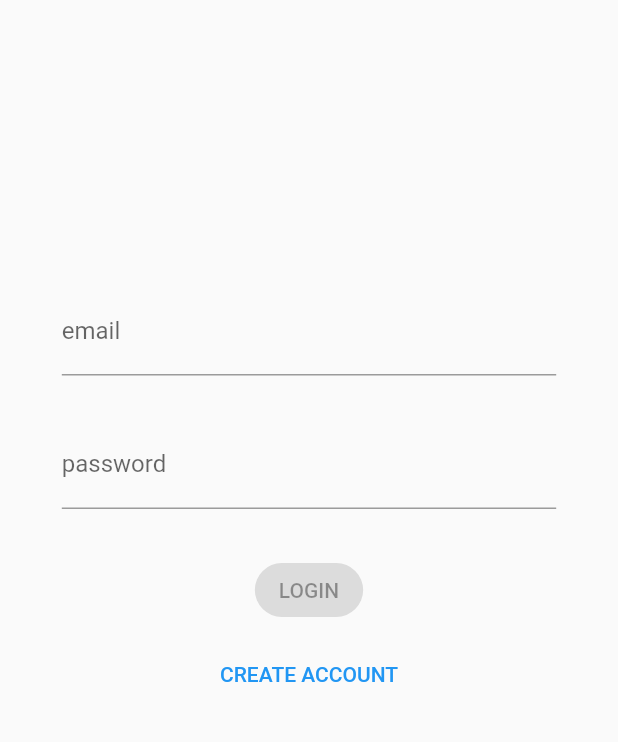
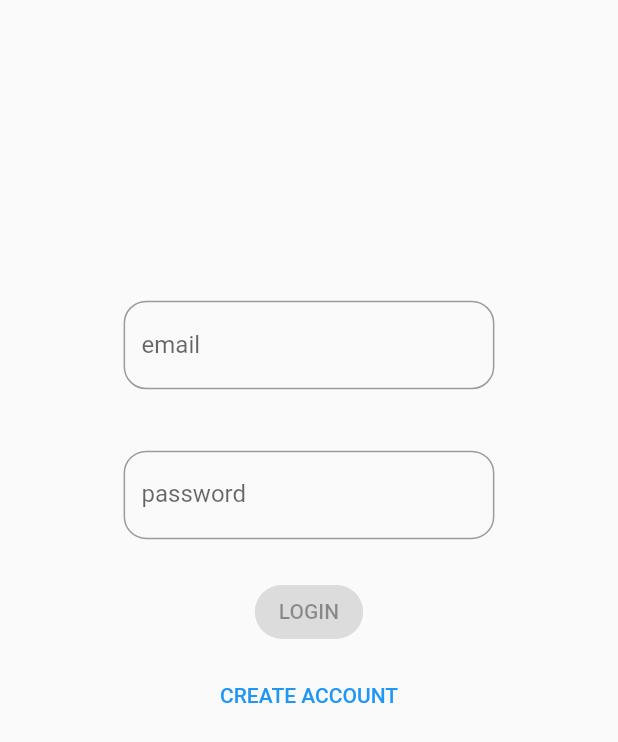
Before and after one commit to materoy/Siemens-hackathon-safety-marker, a Flutter app: the screen it shows after launch, on a phone screen of 412 x 824 dp. Shown: the top 742 px of the screen. Run offline on Flutter 3.47's test engine with Material 2 defaults, Android fonts, the phone set to English and light mode, and no system bars; our stand-ins replace bloc, cloud_firestore, equatable, firebase_auth, firebase_core, firebase_messaging and 7 more; accounts and stored records are empty; generated files the repository leaves out were written again.

```diff
--- a/lib/app/modules/alert/view/alert_details_page.dart
+++ b/lib/app/modules/alert/view/alert_details_page.dart
@@ -6,10 +6,9 @@ import 'package:flutter_bloc/flutter_bloc.dart';
 import 'package:image_picker/image_picker.dart';
 import 'package:siemens_hackathon_safety_marker/app/global/app_bloc/app_bloc.dart';
 import 'package:siemens_hackathon_safety_marker/app/global/util/size_config.dart';
+import 'package:siemens_hackathon_safety_marker/app/modules/alert/alert.dart';
 import 'package:siemens_hackathon_safety_marker/app/modules/alert/bloc/alert_bloc.dart';
 import 'package:siemens_hackathon_safety_marker/app/routes/app_pages.dart';
-
-import '../alert.dart';
 
 class AlertDetailsPage extends StatefulWidget {
   const AlertDetailsPage({Key? key}) : super(key: key);
--- a/lib/app/modules/home/view/home_page.dart
+++ b/lib/app/modules/home/view/home_page.dart
@@ -100,7 +100,7 @@ class DisasterCard extends StatelessWidget {
         contentPadding: const EdgeInsets.symmetric(vertical: 5, horizontal: 5),
         isThreeLine: true,
         shape: RoundedRectangleBorder(borderRadius: BorderRadius.circular(20)),
-        leading: alert.images != null
+        leading: alert.images != null && alert.images!.isNotEmpty
             ? Container(
                 height: double.infinity,
                 width: SizeConfig.unitWidth * 15,
--- a/lib/app/modules/login/view/login_page.dart
+++ b/lib/app/modules/login/view/login_page.dart
@@ -1,9 +1,9 @@
 import 'package:authentication/authentication.dart';
 import 'package:flutter/material.dart';
 import 'package:flutter_bloc/flutter_bloc.dart';
+import 'package:formz/formz.dart';
 import 'package:siemens_hackathon_safety_marker/app/global/global.dart';
 import 'package:siemens_hackathon_safety_marker/app/modules/login/cubit/login_cubit.dart';
-import 'package:formz/formz.dart';
 import 'package:siemens_hackathon_safety_marker/app/routes/app_pages.dart';
 
 class LoginPage extends StatelessWidget {
@@ -35,12 +35,11 @@ class LoginForm extends StatelessWidget {
           // context.read<AppBloc>().add(AppUserChanged());
         }
       },
+      child: Padding(
+        padding: EdgeInsets.symmetric(horizontal: SizeConfig.unitWidth * 20),
         child: Align(
           alignment: const Alignment(0, -1 / 3),
           child: SingleChildScrollView(
-          child: Padding(
-            padding:
-                EdgeInsets.symmetric(horizontal: SizeConfig.unitWidth * 10),
             child: Column(
               mainAxisSize: MainAxisSize.min,
               children: [
@@ -69,14 +68,12 @@ class _EmailInput extends StatelessWidget {
     return BlocBuilder<LoginCubit, LoginState>(
       buildWhen: (previous, current) => previous.email != current.email,
       builder: (context, state) {
-        return TextField(
+        return FormTextField(
           key: const Key('loginForm_emailInput_textField'),
           onChanged: (email) => context.read<LoginCubit>().emailChanged(email),
           keyboardType: TextInputType.emailAddress,
-          decoration: InputDecoration(
           labelText: 'email',
-              helperText: '',
-              errorText: state.email.invalid ? 'invalid email' : null),
+          errorText: state.email.invalid ? 'invalid email' : null,
         );
       },
     );
@@ -89,18 +86,53 @@ class _PasswordInput extends StatelessWidget {
     return BlocBuilder<LoginCubit, LoginState>(
       buildWhen: (previous, current) => previous.password != current.password,
       builder: (context, state) {
-        return TextField(
+        return FormTextField(
           key: const Key('loginForm_passwordInput_textField'),
           onChanged: (password) =>
               context.read<LoginCubit>().passwordChanged(password),
+          keyboardType: TextInputType.visiblePassword,
           obscureText: true,
-          decoration: InputDecoration(
           labelText: 'password',
-            helperText: '',
           errorText: state.password.invalid ? 'invalid password' : null,
-          ),
         );
       },
+    );
+  }
+}
+
+class FormTextField extends StatelessWidget {
+  const FormTextField({
+    Key? key,
+    this.textFieldKey,
+    required this.onChanged,
+    required this.keyboardType,
+    required this.labelText,
+    this.errorText,
+    this.obscureText,
+  }) : super(key: key);
+
+  final Key? textFieldKey;
+  final Function(String) onChanged;
+  final TextInputType keyboardType;
+  final String labelText;
+  final String? errorText;
+  final bool? obscureText;
+
+  @override
+  Widget build(BuildContext context) {
+    return Padding(
+      padding: EdgeInsets.symmetric(vertical: SizeConfig.unitHeight * 2),
+      child: TextFormField(
+        key: key,
+        onChanged: onChanged,
+        obscureText: obscureText ?? false,
+        keyboardType: keyboardType,
+        decoration: InputDecoration(
+          border: OutlineInputBorder(borderRadius: BorderRadius.circular(15)),
+          labelText: labelText,
+          errorText: errorText,
+        ),
+      ),
     );
   }
 }
--- a/lib/app/modules/map/view/map_page.dart
+++ b/lib/app/modules/map/view/map_page.dart
@@ -31,7 +31,7 @@ class _MapViewState extends State<MapView> {
       appBar: AppBar(),
       body: BlocBuilder<MapBloc, MapState>(
         builder: (context, state) {
-          if (state is! MapInitial) {
+          if (state is! MapInitial && state.currentPosition != null) {
             return GoogleMap(
               mapType: MapType.satellite,
               initialCameraPosition: CameraPosition(
--- a/lib/app/modules/safety/view/alert_response_page.dart
+++ b/lib/app/modules/safety/view/alert_response_page.dart
@@ -75,6 +75,8 @@ class MarkerButton extends StatelessWidget {
   Widget build(BuildContext context) {
     return Container(
       padding: const EdgeInsets.all(2),
+      height: SizeConfig.unitHeight * 30,
+      width: SizeConfig.unitHeight * 30,
       decoration: BoxDecoration(
         shape: BoxShape.circle,
         border: Border.all(color: color.withOpacity(.2), width: 6),
--- a/lib/app/modules/safety/view/rescue_page.dart
+++ b/lib/app/modules/safety/view/rescue_page.dart
@@ -83,7 +83,10 @@ class RescueSentDialog extends StatelessWidget {
               mainAxisAlignment: MainAxisAlignment.spaceAround,
               children: [
                 TextButton(onPressed: () {}, child: const Text('Cancel')),
-                TextButton(onPressed: () {}, child: const Text('Go to map')),
+                TextButton(
+                    onPressed: () =>
+                        Navigator.pushReplacementNamed(context, Routes.MAP),
+                    child: const Text('Go to map')),
               ],
             )
           ],
--- a/lib/app/modules/signup/view/signup_page.dart
+++ b/lib/app/modules/signup/view/signup_page.dart
@@ -40,6 +40,7 @@ class SignupForm extends StatelessWidget {
       child: Container(
         alignment: const Alignment(0, -1 / 3),
         padding: EdgeInsets.symmetric(horizontal: SizeConfig.unitWidth * 10),
+        child: SingleChildScrollView(
           child: Column(
             mainAxisSize: MainAxisSize.min,
             children: [
@@ -52,6 +53,7 @@ class SignupForm extends StatelessWidget {
               const SizedBox(height: 8),
               _SignupButton(),
             ],
+          ),
         ),
       ),
     );
--- a/pubspec.yaml
+++ b/pubspec.yaml
@@ -30,6 +30,7 @@ dependencies:
   google_maps_flutter: ^2.0.6
   image_picker: ^0.8.4
   intl: ^0.17.0
+  timeago: ^3.1.0
 
 dev_dependencies:
   bloc_test: ^8.1.0
```
Also changed, not shown: lib/app/modules/home/view/recent_disaster_page.dart (+60 -9 lines), lib/app/modules/map/bloc/map_bloc.dart (+8 -3 lines), pubspec.lock. Lines whose indentation alone changed are shown as unchanged.
